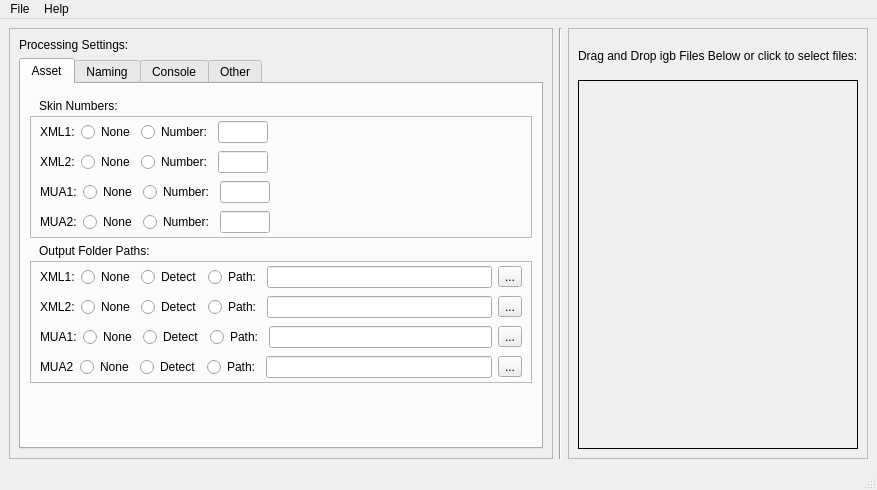
The window that UI Test - Qt/ui_Main.ui (EthanReed517/BaconWizard17-igbFinisher) describes before a commit, drawn with Qt 5.
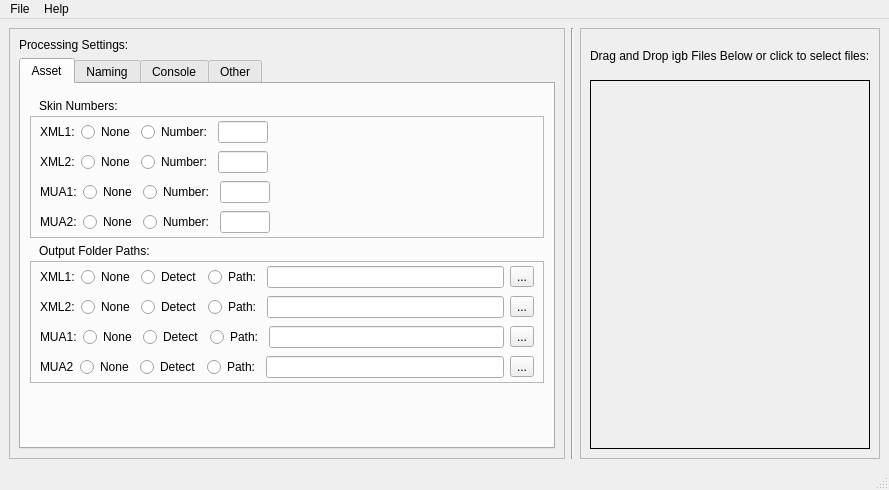
The same window after the commit. The open tabs and pages were chosen to show the change. Icons and pictures are not drawn.

Diff of the .ui file:
```diff
--- a/UI Test - Qt/ui_Main.ui
+++ b/UI Test - Qt/ui_Main.ui
@@ -6,7 +6,7 @@
    <rect>
     <x>0</x>
     <y>0</y>
-    <width>874</width>
+    <width>889</width>
     <height>490</height>
    </rect>
   </property>
@@ -2166,7 +2166,7 @@
     <rect>
      <x>0</x>
      <y>0</y>
-     <width>874</width>
+     <width>889</width>
      <height>33</height>
     </rect>
    </property>
```
Left out of the diff: 50 changed lines with no effect on the pictures.
